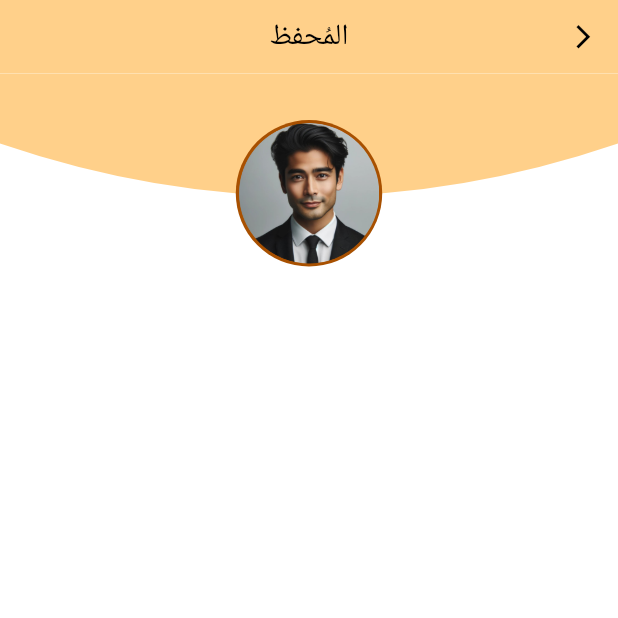
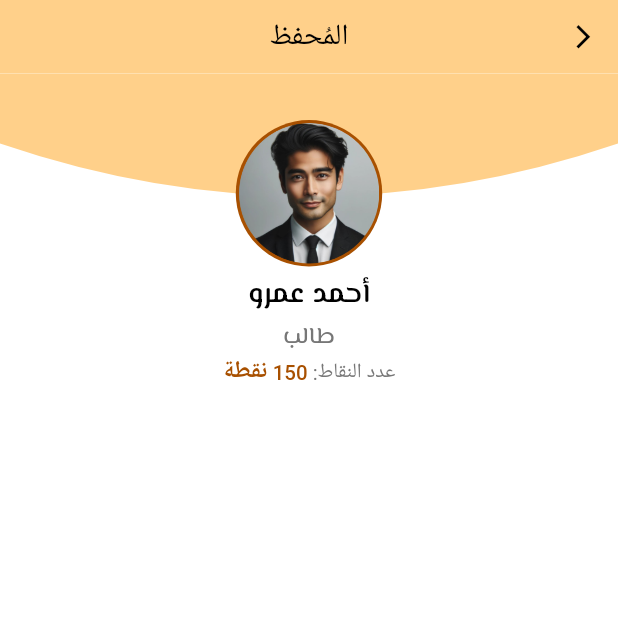
Before and after one commit to omar-949/oly_elazm, a Flutter app: the StudentProgress screen opened by its route, on a phone screen of 412 x 824 dp, the top half of it. Run offline on Flutter 3.47's test engine with Material 3 defaults, Android fonts, the phone set to English and light mode, and no system bars; our stand-ins replace curved_navigation_bar, dartz, dio, easy_localization, flutter_bloc, flutter_screenutil and 12 more; accounts and stored records are empty.

Commit message:
student progress header

```diff
--- /dev/null
+++ b/lib/features/home/feature/views/widgets/students/student_name_and_points.dart
@@ -0,0 +1,51 @@
+import 'package:flutter/material.dart';
+import 'package:oly_elazm/core/theme/app_colors.dart';
+import 'package:oly_elazm/core/theme/app_text_style.dart';
+
+class StudentNameAndPoints extends StatelessWidget {
+  const StudentNameAndPoints({
+    super.key,
+  });
+
+  @override
+  Widget build(BuildContext context) {
+    return Column(
+      children: [
+        Text(
+          'أحمد عمرو',
+          style: AppTextStyle.font20SemiBold(),
+        ),
+        Text(
+          'طالب',
+          style: AppTextStyle.font16Medium(
+            color: AppColors.grey,
+          ),
+        ),
+        RichText(
+          text: TextSpan(
+            children: [
+              TextSpan(
+                text: 'عدد النقاط: ',
+                style: AppTextStyle.font14Regular(
+                  color: AppColors.grey,
+                ),
+              ),
+              TextSpan(
+                text: '150 ',
+                style: AppTextStyle.font14Medium(
+                  color: AppColors.secondaryAppColor,
+                ),
+              ),
+              TextSpan(
+                text: 'نقطة',
+                style: AppTextStyle.font16SemiBold(
+                  color: AppColors.secondaryAppColor,
+                ),
+              ),
+            ],
+          ),
+        ),
+      ],
+    );
+  }
+}
--- a/lib/features/home/feature/views/widgets/students/student_progress_body.dart
+++ b/lib/features/home/feature/views/widgets/students/student_progress_body.dart
@@ -1,6 +1,7 @@
 import 'package:flutter/material.dart';
-import 'package:oly_elazm/features/home/feature/views/widgets/students/background_curved_container.dart';
-import 'package:oly_elazm/features/home/feature/views/widgets/students/student_image.dart';
+import 'package:flutter_screenutil/flutter_screenutil.dart';
+import 'package:oly_elazm/features/home/feature/views/widgets/students/student_name_and_points.dart';
+import 'package:oly_elazm/features/home/feature/views/widgets/students/student_progress_header.dart';
 
 class StudentProgressBody extends StatelessWidget {
   const StudentProgressBody({super.key});
@@ -10,14 +11,9 @@ class StudentProgressBody extends StatelessWidget {
     return SingleChildScrollView(
       child: Column(
         children: [
-          Stack(
-            alignment: Alignment.center,
-            clipBehavior: Clip.none,
-            children: const [
-              BackgroundCurvedContainer(),
-              StudentImage(),
-            ],
-          ),
+          StudentProgressHeader(),
+          16.verticalSpace,
+          StudentNameAndPoints(),
         ],
       ),
     );
--- /dev/null
+++ b/lib/features/home/feature/views/widgets/students/student_progress_header.dart
@@ -0,0 +1,21 @@
+import 'package:flutter/material.dart';
+import 'package:oly_elazm/features/home/feature/views/widgets/students/background_curved_container.dart';
+import 'package:oly_elazm/features/home/feature/views/widgets/students/student_image.dart';
+
+class StudentProgressHeader extends StatelessWidget {
+  const StudentProgressHeader({
+    super.key,
+  });
+
+  @override
+  Widget build(BuildContext context) {
+    return Stack(
+      alignment: Alignment.center,
+      clipBehavior: Clip.none,
+      children: [
+        BackgroundCurvedContainer(),
+        StudentImage(),
+      ],
+    );
+  }
+}
```
